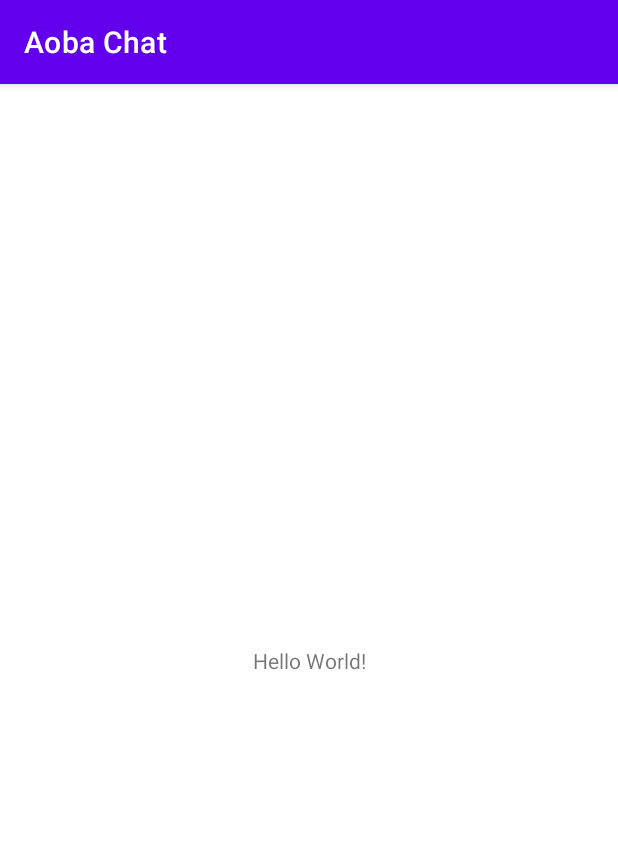
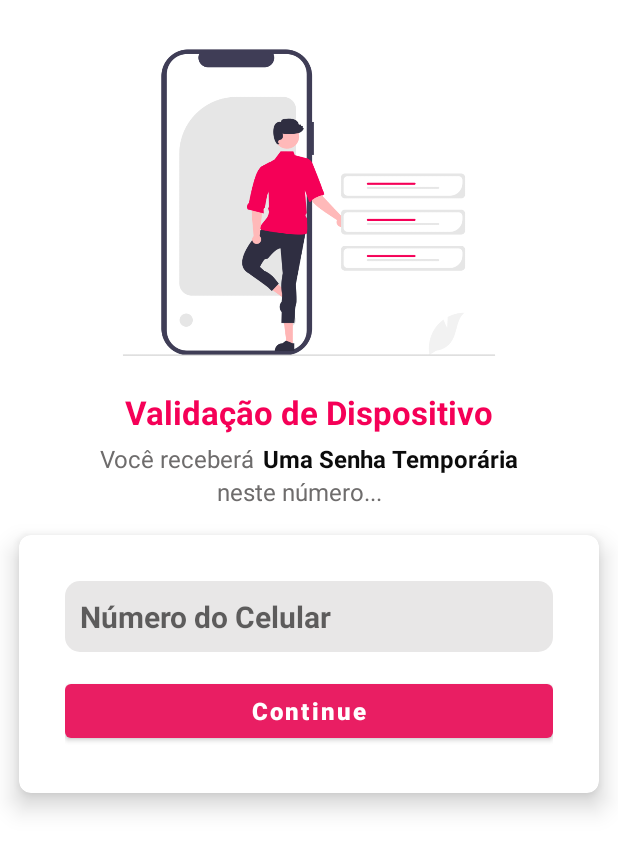
Before and after one commit to jmilhorucci/aoba-chat, an Android app: the screen it shows after launch (MainActivity before the commit, VerificationActivity after it), on a phone screen of 412 x 824 dp. Shown: the top 852 px of the screen. Run offline under Robolectric (Android 15) with nearby library versions, the phone set to English and light mode, and no system bars.

Commit message:
tela número de celular criada

```diff
--- a/app/build.gradle
+++ b/app/build.gradle
@@ -5,6 +5,9 @@ plugins {
 
 android {
     compileSdk 32
+    buildFeatures{
+        viewBinding true
+    }
 
     defaultConfig {
         applicationId "com.example.aobachat"
@@ -40,4 +43,23 @@ dependencies {
     testImplementation 'junit:junit:4.13.2'
     androidTestImplementation 'androidx.test.ext:junit:1.1.3'
     androidTestImplementation 'androidx.test.espresso:espresso-core:3.4.0'
+
+    implementation 'com.github.mukeshsolanki:android-otpview-pinview:3.0.0' //2.1.2
+
+    implementation platform('com.google.firebase:firebase-bom:29.3.0') //26.1.1
+    implementation 'com.google.firebase:firebase-analytics'
+    implementation 'com.google.firebase:firebase-auth'
+    implementation 'com.google.firebase:firebase-database'
+    implementation 'com.google.firebase:firebase-storage'
+    implementation 'com.google.firebase:firebase-messaging'
+    implementation 'de.hdodenhof:circleimageview:3.1.0'
+    implementation 'com.github.bumptech.glide:glide:4.13.0' //4.11.0
+    annotationProcessor 'com.github.bumptech.glide:compiler:4.13.0' //4.11.0
+    implementation "com.github.pgreze:android-reactions:1.3"
+    implementation 'com.github.3llomi:CircularStatusView:V1.0.2'
+    implementation 'com.github.OMARIHAMZA:StoryView:1.0.2-alpha'
+    implementation 'com.github.sharish:ShimmerRecyclerView:v1.3'
+
 }
+
+apply plugin: 'com.google.gms.google-services'
--- a/app/src/main/AndroidManifest.xml
+++ b/app/src/main/AndroidManifest.xml
@@ -10,7 +10,10 @@
         android:supportsRtl="true"
         android:theme="@style/Theme.AobaChat">
         <activity
-            android:name=".MainActivity"
+            android:name=".OTPActivity"
+            android:exported="false" />
+        <activity
+            android:name=".VerificationActivity"
             android:exported="true">
             <intent-filter>
                 <action android:name="android.intent.action.MAIN" />
@@ -18,6 +21,9 @@
                 <category android:name="android.intent.category.LAUNCHER" />
             </intent-filter>
         </activity>
+        <activity
+            android:name=".MainActivity"
+            android:exported="false"></activity>
     </application>
 
 </manifest>
--- /dev/null
+++ b/app/src/main/java/com/example/aobachat/OTPActivity.kt
@@ -0,0 +1,11 @@
+package com.example.aobachat
+
+import androidx.appcompat.app.AppCompatActivity
+import android.os.Bundle
+
+class OTPActivity : AppCompatActivity() {
+    override fun onCreate(savedInstanceState: Bundle?) {
+        super.onCreate(savedInstanceState)
+        setContentView(R.layout.activity_otpactivity)
+    }
+}
--- /dev/null
+++ b/app/src/main/java/com/example/aobachat/VerificationActivity.kt
@@ -0,0 +1,11 @@
+package com.example.aobachat
+
+import androidx.appcompat.app.AppCompatActivity
+import android.os.Bundle
+
+class VerificationActivity : AppCompatActivity() {
+    override fun onCreate(savedInstanceState: Bundle?) {
+        super.onCreate(savedInstanceState)
+        setContentView(R.layout.activity_verification)
+    }
+}
--- /dev/null
+++ b/app/src/main/res/drawable/background_shape.xml
@@ -0,0 +1,8 @@
+<?xml version="1.0" encoding="utf-8"?>
+<shape
+    android:shape="rectangle"
+    xmlns:android="http://schemas.android.com/apk/res/android">
+
+    <corners android:radius="10dp"/>
+    <solid android:color="#E8E7E7"/>
+</shape>
--- /dev/null
+++ b/app/src/main/res/layout/activity_otpactivity.xml
@@ -0,0 +1,10 @@
+<?xml version="1.0" encoding="utf-8"?>
+<androidx.constraintlayout.widget.ConstraintLayout
+    xmlns:android="http://schemas.android.com/apk/res/android"
+    xmlns:app="http://schemas.android.com/apk/res-auto"
+    xmlns:tools="http://schemas.android.com/tools"
+    android:layout_width="match_parent"
+    android:layout_height="match_parent"
+    tools:context=".OTPActivity">
+
+</androidx.constraintlayout.widget.ConstraintLayout>
--- /dev/null
+++ b/app/src/main/res/layout/activity_verification.xml
@@ -0,0 +1,102 @@
+<?xml version="1.0" encoding="utf-8"?>
+<LinearLayout
+
+    xmlns:android="http://schemas.android.com/apk/res/android"
+    xmlns:app="http://schemas.android.com/apk/res-auto"
+    xmlns:tools="http://schemas.android.com/tools"
+    android:layout_width="match_parent"
+    android:layout_height="match_parent"
+    android:orientation="vertical"
+    android:layout_gravity="center"
+    android:gravity="center_horizontal"
+    android:background="#FFF"
+    tools:context=".VerificationActivity">
+
+    <ImageView
+        android:src="@drawable/sendotp"
+        android:scaleType="centerCrop"
+        android:layout_marginTop="10dp"
+        android:layout_width="250dp"
+        android:layout_height="250dp"/>
+    <TextView
+        android:text="Validação de Dispositivo"
+        android:textAlignment="center"
+        android:textSize="22sp"
+        android:textStyle="bold"
+        android:textColor="#F50057"
+        android:layout_width="match_parent"
+        android:layout_height="wrap_content"/>
+    <LinearLayout
+        android:orientation="horizontal"
+        android:gravity="center"
+        android:layout_marginTop="5dp"
+        android:layout_gravity="center"
+        android:layout_width="match_parent"
+        android:layout_height="wrap_content">
+        <TextView
+            android:text="@string/voce_recebera"
+            android:layout_marginEnd="6dp"
+            android:textSize="16sp"
+            android:textStyle="normal"
+            android:textColor="#6E6C6C"
+            android:layout_width="wrap_content"
+            android:layout_height="wrap_content"/>
+        <TextView
+            android:text="@string/uma_senha_temporaria"
+            android:textSize="16sp"
+            android:textStyle="bold"
+            android:textColor="#0B0B0B"
+            android:layout_width="wrap_content"
+            android:layout_height="wrap_content"/>
+
+    </LinearLayout>
+    <TextView
+        android:text="@string/neste_numero"
+        android:layout_marginEnd="6dp"
+        android:textSize="16sp"
+        android:textStyle="normal"
+        android:textColor="#6E6C6C"
+        android:layout_width="wrap_content"
+        android:layout_height="wrap_content"/>
+
+    <androidx.cardview.widget.CardView
+        app:cardUseCompatPadding="true"
+        app:cardCornerRadius="8dp"
+        app:cardElevation="10dp"
+        android:layout_width="match_parent"
+        android:layout_height="wrap_content">
+        <LinearLayout
+            android:orientation="vertical"
+            android:gravity="center"
+            android:padding="15dp"
+            android:background="@color/white"
+            android:layout_margin="15dp"
+            android:layout_gravity="center"
+            android:layout_width="match_parent"
+            android:layout_height="wrap_content">
+            <EditText
+                android:id="@+id/editNumber"
+                android:hint="@string/numero_do_celular"
+                android:padding="10dp"
+                android:ems="1"
+                android:inputType="phone"
+                android:textSize="20sp"
+                android:textStyle="bold|normal"
+                android:textColor="#6E6C6C"
+                android:layout_marginBottom="15dp"
+                android:background="@drawable/background_shape"
+                android:layout_width="match_parent"
+                android:layout_height="wrap_content"/>
+            <Button
+                android:id="@+id/btnContinue"
+                android:text="Continue"
+                android:textStyle="bold|normal"
+                android:textSize="16sp"
+                android:textAllCaps="false"
+                app:backgroundTint="#E91E63"
+
+                android:layout_width="match_parent"
+                android:layout_height="wrap_content"/>
+        </LinearLayout>
+    </androidx.cardview.widget.CardView>
+</LinearLayout>
--- a/app/src/main/res/values-night/themes.xml
+++ b/app/src/main/res/values-night/themes.xml
@@ -1,6 +1,6 @@
 <resources xmlns:tools="http://schemas.android.com/tools">
     <!-- Base application theme. -->
-    <style name="Theme.AobaChat" parent="Theme.MaterialComponents.DayNight.DarkActionBar">
+    <style name="Theme.AobaChat" parent="Theme.MaterialComponents.DayNight.NoActionBar">
         <!-- Primary brand color. -->
         <item name="colorPrimary">@color/purple_200</item>
         <item name="colorPrimaryVariant">@color/purple_700</item>
--- a/app/src/main/res/values/strings.xml
+++ b/app/src/main/res/values/strings.xml
@@ -1,3 +1,7 @@
 <resources>
     <string name="app_name">Aoba Chat</string>
+    <string name="voce_recebera">Você receberá</string>
+    <string name="uma_senha_temporaria">Uma Senha Temporária</string>
+    <string name="neste_numero">neste número...</string>
+    <string name="numero_do_celular">Número do Celular</string>
 </resources>
--- a/app/src/main/res/values/themes.xml
+++ b/app/src/main/res/values/themes.xml
@@ -1,6 +1,6 @@
 <resources xmlns:tools="http://schemas.android.com/tools">
     <!-- Base application theme. -->
-    <style name="Theme.AobaChat" parent="Theme.MaterialComponents.DayNight.DarkActionBar">
+    <style name="Theme.AobaChat" parent="Theme.MaterialComponents.DayNight.NoActionBar">
         <!-- Primary brand color. -->
         <item name="colorPrimary">@color/purple_500</item>
         <item name="colorPrimaryVariant">@color/purple_700</item>
--- a/build.gradle
+++ b/build.gradle
@@ -1,10 +1,30 @@
 // Top-level build file where you can add configuration options common to all sub-projects/modules.
+buildscript {
+
+    repositories {
+        // Check that you have the following line (if not, add it):
+        google()  // Google's Maven repository
+    }
+
+    dependencies {
+        classpath 'com.google.gms:google-services:4.3.10'  // Google Services plugin
+    }
+}
+
 plugins {
     id 'com.android.application' version '7.1.3' apply false
     id 'com.android.library' version '7.1.3' apply false
     id 'org.jetbrains.kotlin.android' version '1.6.21' apply false
 }
 
+allprojects {
+
+    repositories {
+        // Check that you have the following line (if not, add it):
+        google()  // Google's Maven repository
+    }
+}
+
 task clean(type: Delete) {
     delete rootProject.buildDir
 }
--- a/gradle.properties
+++ b/gradle.properties
@@ -21,3 +21,7 @@ kotlin.code.style=official
 # resources declared in the library itself and none from the library's dependencies,
 # thereby reducing the size of the R class for that library
 android.nonTransitiveRClass=true
+
+android.enableJetifier=true
+
+org.gradle.warning.mode=all
--- a/settings.gradle
+++ b/settings.gradle
@@ -6,10 +6,11 @@ pluginManagement {
     }
 }
 dependencyResolutionManagement {
-    repositoriesMode.set(RepositoriesMode.FAIL_ON_PROJECT_REPOS)
+    repositoriesMode.set(RepositoriesMode.PREFER_SETTINGS)
     repositories {
         google()
         mavenCentral()
+        maven { url 'https://jitpack.io' }
     }
 }
 rootProject.name = "Aoba Chat"
```
Also changed, not shown: app/src/main/res/drawable/sendotp.png (added), app/src/main/res/drawable/verified.png (added).
